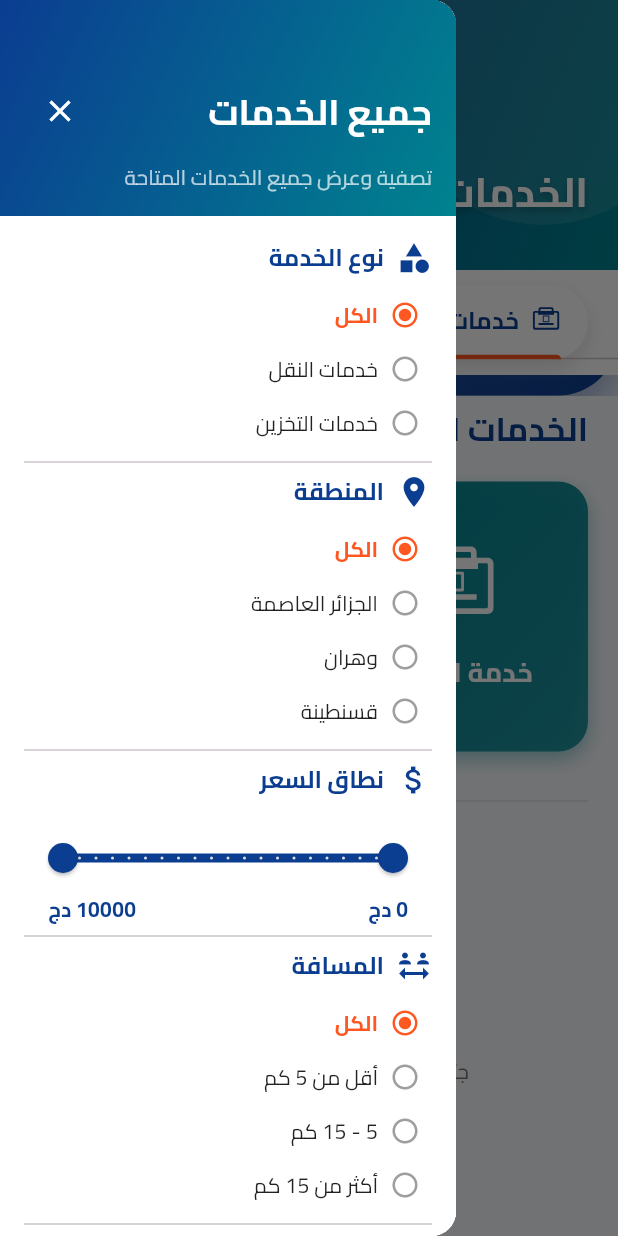
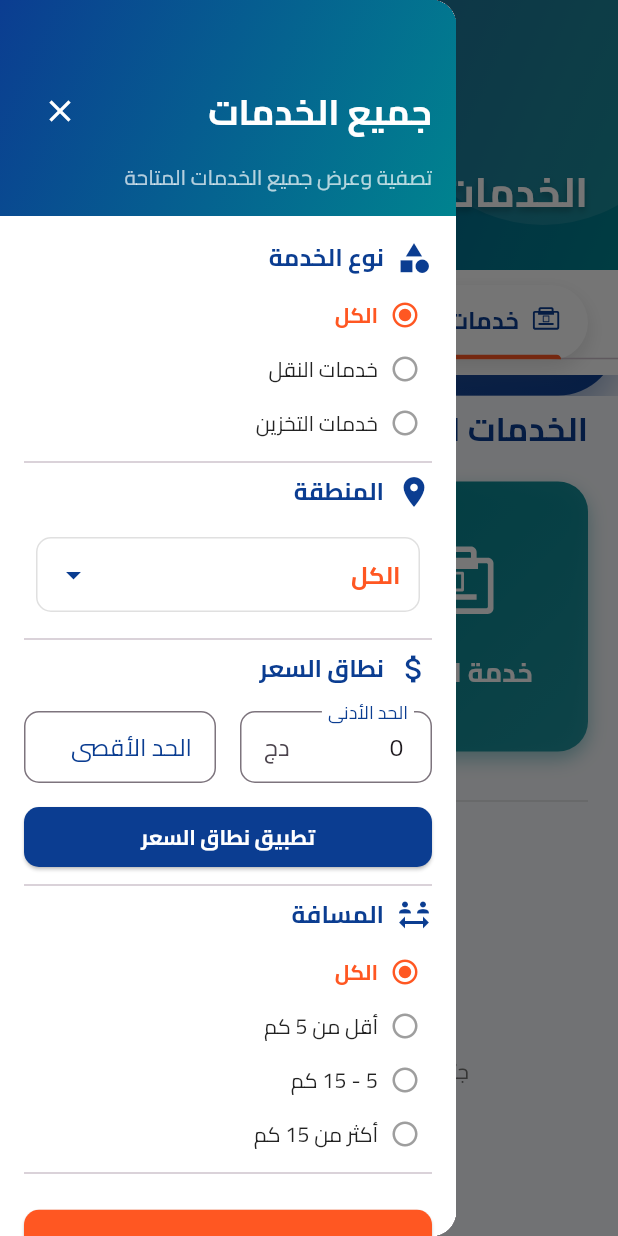
Before and after one commit to Nomato12/bilink, a Flutter app: the ClientHomePage screen opened directly, with the side drawer open, on a phone screen of 412 x 824 dp. Run offline on Flutter 3.47's test engine with Material 3 defaults, Android fonts, the phone set to English and light mode, and no system bars; our stand-ins replace cached_network_image, cloud_firestore, confetti, firebase_auth, firebase_core, firebase_storage and 12 more; missing offline and left inert: flutter_polyline_points; accounts and stored records are empty.

```diff
--- a/lib/screens/client_interface.dart
+++ b/lib/screens/client_interface.dart
@@ -50,16 +50,77 @@ class _ClientHomePageState extends State<ClientHomePage> with SingleTickerProvid
   String _selectedType = 'الكل';
   String _sortBy = 'التقييم';
   RangeValues _priceRange = RangeValues(0, 10000);
-
   // القيم الحالية للفلاتر المفعلة
   final Set<String> _activeFilters = {};
 
+  // قائمة المناطق
+  final List<String> _regions = [
+    'الكل',
+    'أدرار',
+    'الشلف',
+    'الأغواط',
+    'أم البواقي',
+    'باتنة',
+    'بجاية',
+    'بسكرة',
+    'بشار',
+    'البليدة',
+    'البويرة',
+    'تمنراست',
+    'تبسة',
+    'تلمسان',
+    'تيارت',
+    'تيزي وزو',
+    'الجزائر العاصمة',
+    'الجلفة',
+    'جيجل',
+    'سطيف',
+    'سعيدة',
+    'سكيكدة',
+    'سيدي بلعباس',
+    'عنابة',
+    'قالمة',
+    'قسنطينة',
+    'المدية',
+    'مستغانم',
+    'المسيلة',
+    'معسكر',
+    'ورقلة',
+    'وهران',
+    'البيض',
+    'إليزي',
+    'برج بوعريريج',
+    'بومرداس',
+    'الطارف',
+    'تندوف',
+    'تيسمسيلت',
+    'الوادي',
+    'خنشلة',
+    'سوق أهراس',
+    'تيبازة',
+    'ميلة',
+    'عين الدفلى',
+    'النعامة',
+    'عين تموشنت',
+    'غرداية',
+    'غليزان',
+    'المغير',
+    'المنيعة',
+  ];
+
+  // متغيرات نطاق السعر
+  double _minPrice = 0;
+  double _maxPrice = 10000;
   @override
   void initState() {
     super.initState();
     _tabController = TabController(length: 2, vsync: this);
     _tabController.addListener(_handleTabSelection);
     _loadServices();
+
+    // تعيين القيم الافتراضية لنطاق السعر
+    _minPrice = _priceRange.start;
+    _maxPrice = _priceRange.end;
 
     // استخدام رسالة النظام لضبط شريط الحالة
     SystemChrome.setSystemUIOverlayStyle(SystemUiOverlayStyle(
@@ -121,9 +182,7 @@ class _ClientHomePageState extends State<ClientHomePage> with SingleTickerProvid
       // تحويل وثائق Firestore إلى قائمة من البيانات
       for (var doc in querySnapshot.docs) {
         final data = doc.data() as Map<String, dynamic>;
-        data['id'] = doc.id; // إضافة معرف الوثيقة
-
-        // تطبيق فلتر نطاق السعر (لا يمكن تطبيقه مباشرة في الاستعلام)
+        data['id'] = doc.id; // إضافة معرف الوثيقة        // تطبيق فلتر نطاق السعر (لا يمكن تطبيقه مباشرة في الاستعلام)
         final price = data['price'] as num? ?? 0;
         if (price >= _priceRange.start && price <= _priceRange.end) {
           servicesList.add(data);
@@ -977,57 +1036,7 @@ class _ClientHomePageState extends State<ClientHomePage> with SingleTickerProvid
                     icon: Icons.location_on,
                     child: Column(
                       children: [
-                        _buildFilterOption(
-                          title: 'الكل',
-                          isSelected: _selectedRegion == 'الكل',
-                          onTap: () {
-                            setState(() {
-                              _selectedRegion = 'الكل';
-                              _activeFilters.removeWhere((filter) => filter.startsWith('المنطقة'));
-                            });
-                            _updateFilters();
-                            Navigator.pop(context);
-                          },
-                        ),
-                        _buildFilterOption(
-                          title: 'الجزائر العاصمة',
-                          isSelected: _selectedRegion == 'الجزائر العاصمة',
-                          onTap: () {
-                            setState(() {
-                              _selectedRegion = 'الجزائر العاصمة';
-                              _activeFilters.removeWhere((filter) => filter.startsWith('المنطقة'));
-                              _activeFilters.add('المنطقة: الجزائر العاصمة');
-                            });
-                            _updateFilters();
-                            Navigator.pop(context);
-                          },
-                        ),
-                        _buildFilterOption(
-                          title: 'وهران',
-                          isSelected: _selectedRegion == 'وهران',
-                          onTap: () {
-                            setState(() {
-                              _selectedRegion = 'وهران';
-                              _activeFilters.removeWhere((filter) => filter.startsWith('المنطقة'));
-                              _activeFilters.add('المنطقة: وهران');
-                            });
-                            _updateFilters();
-                            Navigator.pop(context);
-                          },
-                        ),
-                        _buildFilterOption(
-                          title: 'قسنطينة',
-                          isSelected: _selectedRegion == 'قسنطينة',
-                          onTap: () {
-                            setState(() {
-                              _selectedRegion = 'قسنطينة';
-                              _activeFilters.removeWhere((filter) => filter.startsWith('المنطقة'));
-                              _activeFilters.add('المنطقة: قسنطينة');
-                            });
-                            _updateFilters();
-                            Navigator.pop(context);
-                          },
-                        ),
+                        _buildRegionDropdown(),
                       ],
                     ),
                   ),
@@ -1039,26 +1048,77 @@ class _ClientHomePageState extends State<ClientHomePage> with SingleTickerProvid
                     title: 'نطاق السعر',
                     icon: Icons.attach_money,
                     child: Column(
-                      children: [
-                        const SizedBox(height: 8),
-                        RangeSlider(
-                          values: _priceRange,
-                          min: 0,
-                          max: 10000,
-                          divisions: 20,
-                          activeColor: _primaryColor,
-                          inactiveColor: Colors.grey.shade300,
-                          labels: RangeLabels(
-                            '${_priceRange.start.round()} دج',
-                            '${_priceRange.end.round()} دج',
-                          ),
-                          onChanged: (RangeValues values) {
+                      children: [                        const SizedBox(height: 8),                        Row(
+                          children: [
+                            Expanded(
+                              child: TextField(
+                                keyboardType: TextInputType.number,
+                                decoration: InputDecoration(
+                                  labelText: 'الحد الأدنى',
+                                  labelStyle: TextStyle(color: _primaryColor),
+                                  border: OutlineInputBorder(
+                                    borderRadius: BorderRadius.circular(10),
+                                  ),
+                                  contentPadding: const EdgeInsets.symmetric(horizontal: 12, vertical: 10),
+                                  suffixText: 'دج',
+                                ),
+                                controller: TextEditingController(text: _priceRange.start.round().toString()),
+                                onChanged: (value) {
+                                  setState(() {
+                                    _minPrice = double.tryParse(value) ?? 0;
+                                  });
+                                },
+                                onSubmitted: (value) {
+                                  setState(() {
+                                    _minPrice = double.tryParse(value) ?? 0;
+                                    _priceRange = RangeValues(_minPrice, _priceRange.end);
+                                    _activeFilters.removeWhere((filter) => filter.startsWith('السعر'));
+                                    _activeFilters.add(
+                                      'السعر: ${_priceRange.start.round()} - ${_priceRange.end.round()} دج',
+                                    );
+                                  });
+                                  _updateFilters();
+                                },
+                              ),
+                            ),
+                            const SizedBox(width: 16),
+                            Expanded(
+                              child: TextField(
+                                keyboardType: TextInputType.number,
+                                decoration: InputDecoration(
+                                  labelText: 'الحد الأقصى',
+                                  labelStyle: TextStyle(color: _primaryColor),
+                                  border: OutlineInputBorder(
+                                    borderRadius: BorderRadius.circular(10),
+                                  ),
+                                  contentPadding: const EdgeInsets.symmetric(horizontal: 12, vertical: 10),
+                                  suffixText: 'دج',
+                                ),
+                                onChanged: (value) {
+                                  setState(() {
+                                    _maxPrice = double.tryParse(value) ?? 10000;
+                                  });
+                                },
+                                onSubmitted: (value) {
+                                  setState(() {
+                                    _maxPrice = double.tryParse(value) ?? 10000;
+                                    _priceRange = RangeValues(_priceRange.start, _maxPrice);
+                                    _activeFilters.removeWhere((filter) => filter.startsWith('السعر'));
+                                    _activeFilters.add(
+                                      'السعر: ${_priceRange.start.round()} - ${_priceRange.end.round()} دج',
+                                    );
+                                  });
+                                  _updateFilters();
+                                },
+                              ),
+                            ),
+                          ],
+                        ),
+                        const SizedBox(height: 12),
+                        ElevatedButton(
+                          onPressed: () {
                             setState(() {
-                              _priceRange = values;
-                            });
-                          },
-                          onChangeEnd: (RangeValues values) {
-                            setState(() {
+                              _priceRange = RangeValues(_minPrice, _maxPrice);
                               _activeFilters.removeWhere((filter) => filter.startsWith('السعر'));
                               _activeFilters.add(
                                 'السعر: ${_priceRange.start.round()} - ${_priceRange.end.round()} دج',
@@ -1066,21 +1126,21 @@ class _ClientHomePageState extends State<ClientHomePage> with SingleTickerProvid
                             });
                             _updateFilters();
                           },
-                        ),
-                        Padding(
-                          padding: const EdgeInsets.symmetric(horizontal: 16),
-                          child: Row(
-                            mainAxisAlignment: MainAxisAlignment.spaceBetween,
-                            children: [
-                              Text(
-                                '${_priceRange.start.round()} دج',
-                                style: TextStyle(color: _primaryColor, fontWeight: FontWeight.bold),
+                          style: ElevatedButton.styleFrom(
+                            backgroundColor: _primaryColor,
+                            foregroundColor: Colors.white,
+                            shape: RoundedRectangleBorder(
+                              borderRadius: BorderRadius.circular(10),
+                            ),
+                            minimumSize: const Size(double.infinity, 40),
+                          ),
+                          child: Text(
+                            'تطبيق نطاق السعر',
+                            style: GoogleFonts.cairo(
+                              textStyle: const TextStyle(
+                                fontWeight: FontWeight.bold,
                               ),
-                              Text(
-                                '${_priceRange.end.round()} دج',
-                                style: TextStyle(color: _primaryColor, fontWeight: FontWeight.bold),
-                              ),
-                            ],
+                            ),
                           ),
                         ),
                       ],
@@ -1339,13 +1399,14 @@ class _ClientHomePageState extends State<ClientHomePage> with SingleTickerProvid
               ),
               const Spacer(),
               TextButton(
-                onPressed: () {
-                  setState(() {
+                onPressed: () {                  setState(() {
                     _activeFilters.clear();
                     _selectedRegion = 'الكل';
                     _selectedType = 'الكل';
                     _sortBy = 'التقييم';
                     _priceRange = RangeValues(0, 10000);
+                    _minPrice = 0;
+                    _maxPrice = 10000;
                   });
                   _updateFilters();
                 },
@@ -2259,6 +2320,55 @@ class _ClientHomePageState extends State<ClientHomePage> with SingleTickerProvid
       ),
     );
   }
+
+  // بناء قائمة منسدلة للمناطق
+  Widget _buildRegionDropdown() {
+    return Padding(
+      padding: const EdgeInsets.symmetric(horizontal: 8.0, vertical: 10.0),
+      child: Container(
+        decoration: BoxDecoration(
+          border: Border.all(color: Colors.grey.shade300),
+          borderRadius: BorderRadius.circular(10),
+        ),
+        child: DropdownButtonHideUnderline(
+          child: DropdownButton<String>(
+            isExpanded: true,
+            value: _selectedRegion,
+            icon: Icon(Icons.arrow_drop_down, color: _primaryColor),
+            elevation: 16,
+            padding: const EdgeInsets.symmetric(horizontal: 12),
+            borderRadius: BorderRadius.circular(10),
+            items: _regions.map<DropdownMenuItem<String>>((String value) {
+              return DropdownMenuItem<String>(
+                value: value,
+                child: Text(
+                  value,
+                  style: GoogleFonts.cairo(
+                    textStyle: TextStyle(
+                      color: _selectedRegion == value ? _secondaryColor : Colors.black87,
+                      fontWeight: _selectedRegion == value ? FontWeight.bold : FontWeight.normal,
+                    ),
+                  ),
+                ),
+              );
+            }).toList(),
+            onChanged: (String? newValue) {
+              if (newValue != null) {
+                setState(() {
+                  _selectedRegion = newValue;
+                  _activeFilters.removeWhere((filter) => filter.startsWith('المنطقة'));
+                  if (newValue != 'الكل') {
+                    _activeFilters.add('المنطقة: $newValue');
+                  }
+                });
+                _updateFilters();
+              }
+            },
+          ),
+        ),
+      ),
+    );
+  }
 }
 
 // مكون مساعد للحفاظ على شريط التبويبات
```
